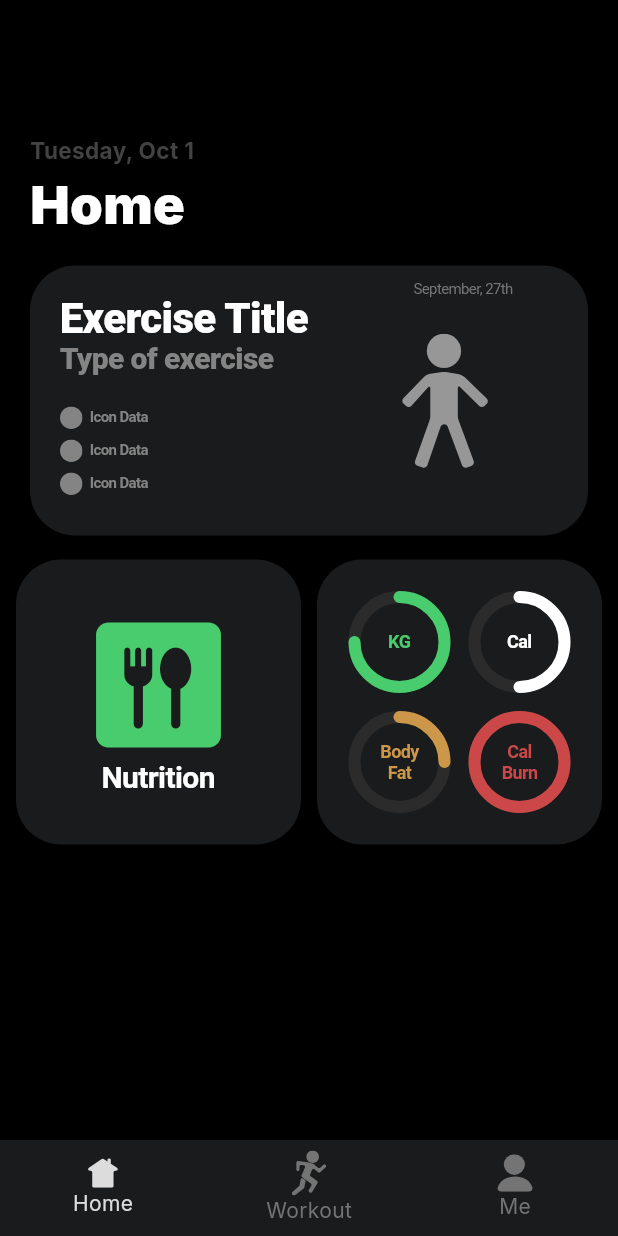
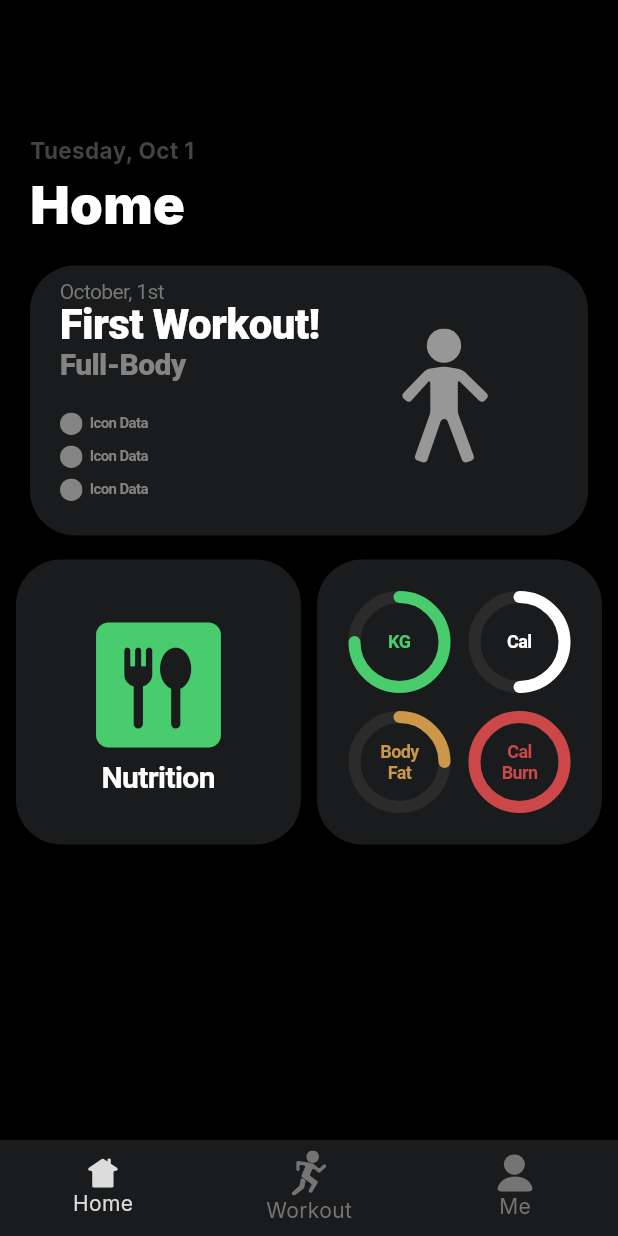
Before and after one commit to AbsolutelyHaakon/FitnessApp-IDATA2503, a Flutter app: the screen it shows after launch, on a phone screen of 412 x 824 dp. Run offline on Flutter 3.47's test engine with Material 3 defaults, Android fonts, the light colour scheme and no system bars; our stand-ins replace flutter_svg, get, sqflite; accounts and stored records are empty.

Commit message:
Developed logic for Workout objects, fixed some bad code

```diff
--- a/lib/components/navigation_bar.dart
+++ b/lib/components/navigation_bar.dart
@@ -1,7 +1,8 @@
+import 'package:fitnessapp_idata2503/pages/upcoming_workouts.dart';
 import 'package:flutter/material.dart';
 import 'package:flutter_svg/flutter_svg.dart';
 import 'package:fitnessapp_idata2503/pages/home.dart';
-import 'package:fitnessapp_idata2503/pages/workout.dart';
+import 'package:fitnessapp_idata2503/pages/workout_page.dart';
 import 'package:fitnessapp_idata2503/pages/me.dart';
 
 // Navigation bar for the whole app
@@ -78,7 +79,7 @@ class _CustomNavigationBarState extends State<CustomNavigationBar> {
       case 0:
         return const Home();
       case 1:
-        return Workout();
+        return WorkoutPage();
       case 2:
         return Me();
       default:
--- a/lib/components/upcoming_workouts_box.dart
+++ b/lib/components/upcoming_workouts_box.dart
@@ -1,17 +1,70 @@
 import 'dart:ui';
 
 import 'package:fitnessapp_idata2503/components/Elements/texts.dart';
+import 'package:fitnessapp_idata2503/logic/workout.dart';
 import 'package:flutter/cupertino.dart';
 import 'package:flutter/material.dart';
 import 'package:flutter_svg/svg.dart';
+import 'package:intl/intl.dart';
 
 import '../pages/pre_workout_screen.dart';
 
 // Last edited 27/09/2024
-// Last edited by Matti Kjellstadli
+// Last edited by Adrian Johansen
+
+enum Type {
+  legs,
+  chest,
+  back,
+  arms,
+  fullBody,
+}
+
+final Map<Type, String> typeNames = {
+  Type.legs: 'Legs',
+  Type.chest: 'Chest',
+  Type.back: 'Back',
+  Type.arms: 'Arms',
+  Type.fullBody: 'Full-Body',
+};
 
 class UpcomingWorkoutsBox extends StatefulWidget {
-  const UpcomingWorkoutsBox({super.key, required});
+  UpcomingWorkoutsBox(
+      {super.key,
+      required this.title,
+      required this.category,
+      required this.date,
+      required this.workouts});
+
+  String title;
+  Type category;
+  DateTime date;
+  List<Workout> workouts;
+
+  String getFormattedDate(DateTime date) {
+    String formattedMonth = DateFormat.MMMM().format(date);
+    String day = date.day.toString();
+
+    String dayWithSuffix = '$day${getDaySuffix(date.day)}';
+
+    return '$formattedMonth, $dayWithSuffix';
+  }
+
+  String getDaySuffix(int day) {
+    if (day >= 11 && day <= 13) {
+      return 'th';
+    }
+    switch (day % 10) {
+      case 1:
+        return 'st';
+      case 2:
+        return 'nd';
+      case 3:
+        return 'rd';
+      default:
+        return 'th';
+    }
+  }
 
   @override
   State<StatefulWidget> createState() {
@@ -33,55 +86,55 @@ class _UpcomingWorkoutsBoxState extends State<UpcomingWorkoutsBox> {
           padding: const EdgeInsets.fromLTRB(20, 10, 50, 10),
           child: Column(
             children: [
-              Container(
-                alignment: Alignment.topRight,
-                child: const Text(
-                  'September, 27th',
-                  style: TextStyle(
-                    fontSize: 10,
-                    color: Color(0xFF787878),
-                    height: 1.1,
-                  ),
-                ),
-              ),
               Row(
                 mainAxisAlignment: MainAxisAlignment.spaceEvenly,
                 children: [
-                  const Expanded(
+                  Expanded(
                     child: Column(
                       mainAxisAlignment: MainAxisAlignment.center,
                       crossAxisAlignment: CrossAxisAlignment.start,
                       children: [
-                        Heading1(text: 'Exercise Title'),
-                        Heading2(text: 'Type of exercise'),
-                        SizedBox(
+                        Text(
+                          widget.getFormattedDate(widget.date),
+                          style: const TextStyle(
+                            fontSize: 14,
+                            fontWeight: FontWeight.w400,
+                            color: Color(0xFF787878),
+                            height: 1.1,
+                          ),
+                        ),
+                        Heading1(text: widget.title),
+                        Heading2(
+                            text: typeNames[widget.category] ??
+                                'Unknown Category'),
+                        const SizedBox(
                           height: 20,
                         ),
-                        IconText(
+                        const IconText(
                             text: 'Icon Data',
                             color: Color(0xFF848484),
                             asset: 'placeholder_icon.svg'),
-                        SizedBox(
+                        const SizedBox(
                           height: 7,
                         ),
-                        IconText(
+                        const IconText(
                             text: 'Icon Data',
                             color: Color(0xFF848484),
                             asset: 'placeholder_icon.svg'),
-                        SizedBox(
+                        const SizedBox(
                           height: 7,
                         ),
-                        IconText(
+                        const IconText(
                             text: 'Icon Data',
                             color: Color(0xFF848484),
                             asset: 'placeholder_icon.svg'),
-                        SizedBox(
+                        const SizedBox(
                           height: 7,
                         ),
                       ],
                     ),
                   ),
-                  const SizedBox(width: 20),
+                  const SizedBox(width: 5),
                   LayoutBuilder(
                     builder: (context, constraints) {
                       double size = 90;
--- /dev/null
+++ b/lib/logic/exercise.dart
@@ -0,0 +1,30 @@
+enum MuscleGroup {
+  biceps,
+  triceps,
+  forearms,
+  chest,
+  shoulder,
+  trapezius,
+  back,
+  shoulders,
+  abdominals,
+  quads,
+  hamstrings,
+  glutes,
+  thighs,
+  calves
+}
+
+class Exercise {
+  Exercise({
+    required this.name,
+    required this.lastWeight,
+    required this.caloriesPerRep,
+    required this.muscleGroup,
+  });
+
+  String name;
+  int lastWeight;
+  int caloriesPerRep;
+  MuscleGroup muscleGroup;
+}
--- /dev/null
+++ b/lib/logic/upcoming_workouts_list.dart
@@ -0,0 +1,16 @@
+import 'package:fitnessapp_idata2503/components/upcoming_workouts_box.dart';
+import 'package:fitnessapp_idata2503/logic/workout.dart';
+
+class UpcomingWorkoutsList {
+  UpcomingWorkoutsList();
+
+  List<UpcomingWorkoutsBox> workoutList = [];
+
+  List<UpcomingWorkoutsBox> get listOfWorkouts {
+    return workoutList;
+  }
+
+  void addToList(UpcomingWorkoutsBox workout) {
+    workoutList.add(workout);
+  }
+}
--- /dev/null
+++ b/lib/logic/workout.dart
@@ -0,0 +1,13 @@
+import 'package:fitnessapp_idata2503/logic/exercise.dart';
+
+class Workout {
+  Workout({
+    required this.exercise,
+    required this.reps,
+    required this.sets,
+  });
+
+  Exercise exercise;
+  int reps;
+  int sets;
+}
--- a/lib/pages/home.dart
+++ b/lib/pages/home.dart
@@ -67,7 +67,14 @@ class _HomeState extends State<Home> {
                 ),
               ),
             ),
-            const UpcomingWorkoutsBox(),
+            UpcomingWorkoutsBox(
+              title: 'First Workout!',
+              category: Type.fullBody,
+              date: DateTime.now(),
+              workouts: [
+                // Add workouts here..
+              ],
+            ),
             Row(
               mainAxisAlignment: MainAxisAlignment.spaceEvenly,
               children: [
--- a/lib/pages/upcoming_workouts.dart
+++ b/lib/pages/upcoming_workouts.dart
@@ -1,3 +1,5 @@
+import 'package:fitnessapp_idata2503/logic/upcoming_workouts_list.dart';
+import 'package:fitnessapp_idata2503/logic/workout.dart';
 import 'package:flutter/material.dart';
 import 'package:fitnessapp_idata2503/components/upcoming_workouts_box.dart';
 
@@ -6,10 +8,18 @@ class UpcomingWorkouts extends StatelessWidget {
 
   @override
   Widget build(BuildContext context) {
-    return const Column(
+    return Column(
       children: [
-        Text('Upcoming Workouts'),
-        UpcomingWorkoutsBox(),
+        const Text('Upcoming Workouts'),
+        ListView.builder(itemBuilder: (context, index) {
+          final workout = UpcomingWorkoutsList().listOfWorkouts[index];
+          return UpcomingWorkoutsBox(
+            title: workout.title,
+            category: Type.values.firstWhere((e) => e.name == workout.category),
+            date: workout.date,
+            workouts: workout.workouts,
+          );
+        }),
       ],
     );
   }
--- /dev/null
+++ b/lib/pages/workout_page.dart
@@ -0,0 +1,43 @@
+import 'package:fitnessapp_idata2503/components/upcoming_workouts_box.dart';
+import 'package:fitnessapp_idata2503/logic/upcoming_workouts_list.dart';
+import 'package:flutter/material.dart';
+
+class WorkoutPage extends StatelessWidget {
+  @override
+  Widget build(BuildContext context) {
+    return Scaffold(
+      body: Column(children: [
+        const SizedBox(height: 90),
+        const Padding(
+          padding: EdgeInsets.only(left: 20.0),
+          child: Align(
+            alignment: Alignment.centerLeft,
+            child: Text(
+              'Workout',
+              style: TextStyle(
+                fontWeight: FontWeight.w900,
+                fontSize: 35.0,
+                color: Colors.white,
+              ),
+            ),
+          ),
+        ),
+        Expanded(
+          child: ListView.builder(
+              itemCount: UpcomingWorkoutsList().listOfWorkouts.length,
+              itemBuilder: (context, index) {
+                final workout = UpcomingWorkoutsList().listOfWorkouts[index];
+                return UpcomingWorkoutsBox(
+                  title: workout.title,
+                  category:
+                      Type.values.firstWhere((e) => e.name == workout.category),
+                  date: workout.date,
+                  workouts: workout.workouts,
+                );
+              }),
+        ),
+      ]),
+      backgroundColor: const Color(0xFF000000),
+    );
+  }
+}
--- a/pubspec.yaml
+++ b/pubspec.yaml
@@ -32,7 +32,7 @@ dependencies:
     sdk: flutter
   flutter_svg: ^1.0.3
   get: ^4.3.5
-  intl: ^0.17.0
+  intl: ^0.19.0
 
 
   # The following adds the Cupertino Icons font to your application.
```
Also changed, not shown: lib/pages/workout.dart (deleted, +0 -37 lines), pubspec.lock.
